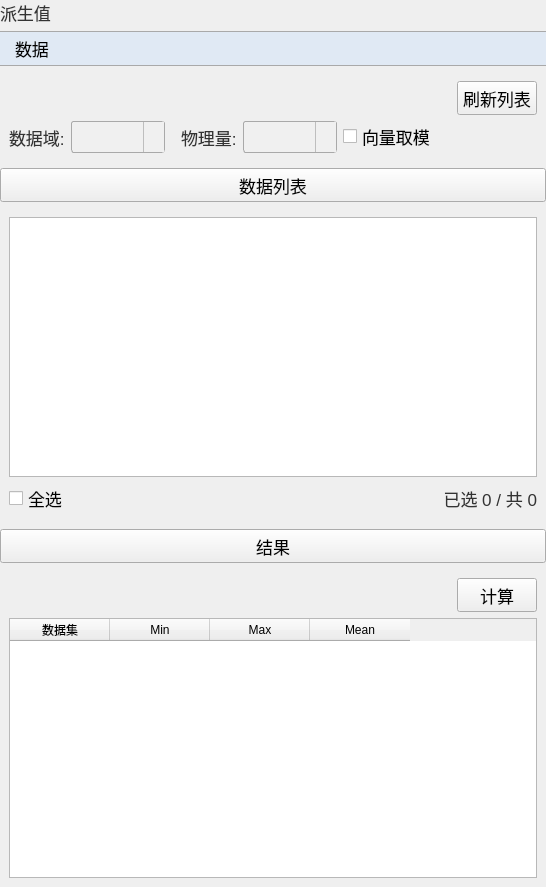
Before: the Qt Designer form plugins/Base_PostProcessing/DerivedValueSettingWidget.ui in asd977/base_cae, drawn with Qt 5.
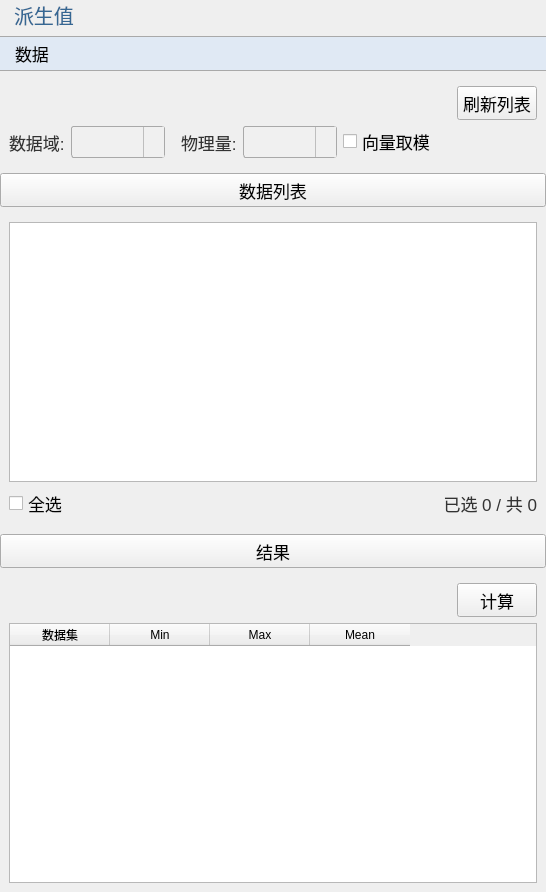
After: the same form once the commit is applied. Icons and pictures are not drawn.

```diff
--- a/plugins/Base_PostProcessing/DerivedValueSettingWidget.ui
+++ b/plugins/Base_PostProcessing/DerivedValueSettingWidget.ui
@@ -125,7 +125,7 @@
     <number>0</number>
    </property>
    <item>
-    <widget class="QLabel" name="label">
+    <widget class="QLabel" name="pageNameLabel">
      <property name="text">
       <string>派生值</string>
      </property>
@@ -375,6 +375,19 @@
      </layout>
     </widget>
    </item>
+   <item>
+    <spacer name="verticalSpacer">
+     <property name="orientation">
+      <enum>Qt::Vertical</enum>
+     </property>
+     <property name="sizeHint" stdset="0">
+      <size>
+       <width>20</width>
+       <height>40</height>
+      </size>
+     </property>
+    </spacer>
+   </item>
   </layout>
  </widget>
  <resources/>
```
